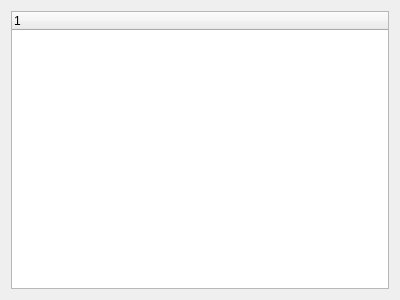
Qt form ui/SelectJobsFrame.ui (germaniumhq/felix) before a commit.
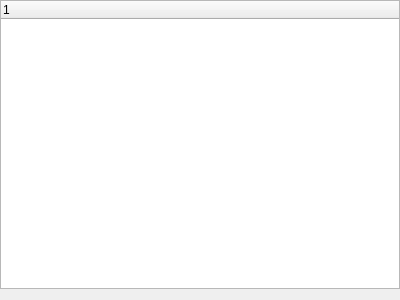
The same form after that commit.

The edit to the form file:
```diff
--- a/ui/SelectJobsFrame.ui
+++ b/ui/SelectJobsFrame.ui
@@ -14,6 +14,15 @@
    <string>Form</string>
   </property>
   <layout class="QHBoxLayout" name="horizontalLayout">
+   <property name="leftMargin">
+    <number>0</number>
+   </property>
+   <property name="topMargin">
+    <number>0</number>
+   </property>
+   <property name="rightMargin">
+    <number>0</number>
+   </property>
    <item>
     <widget class="QTreeWidget" name="treeWidget">
      <column>
```
